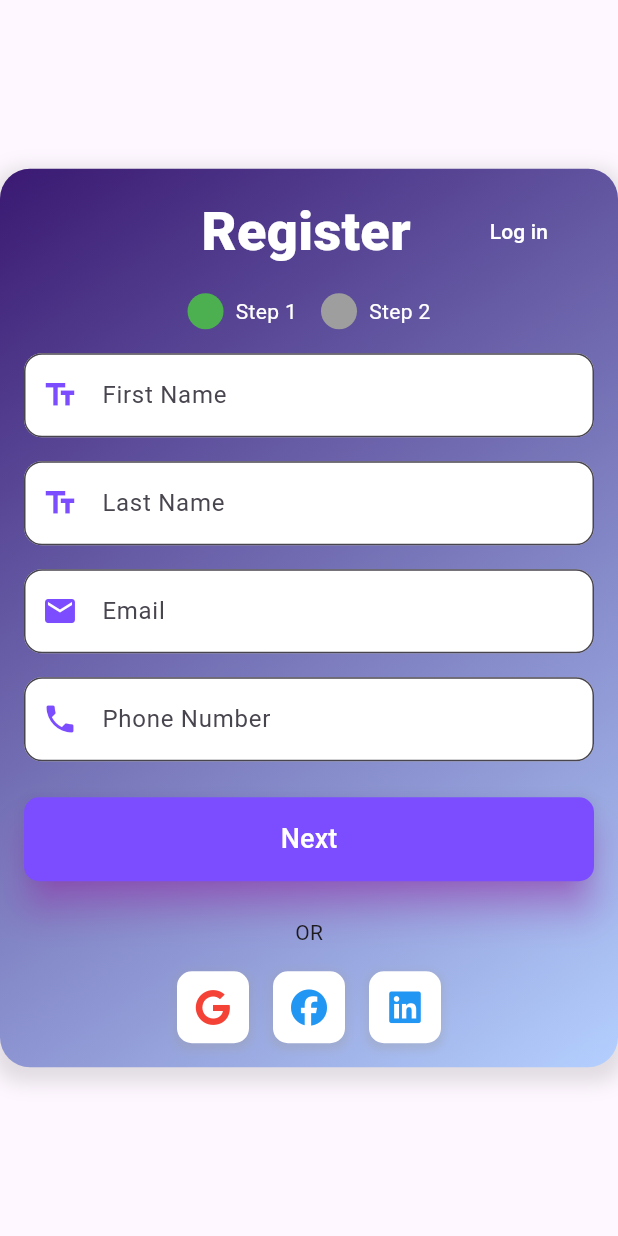
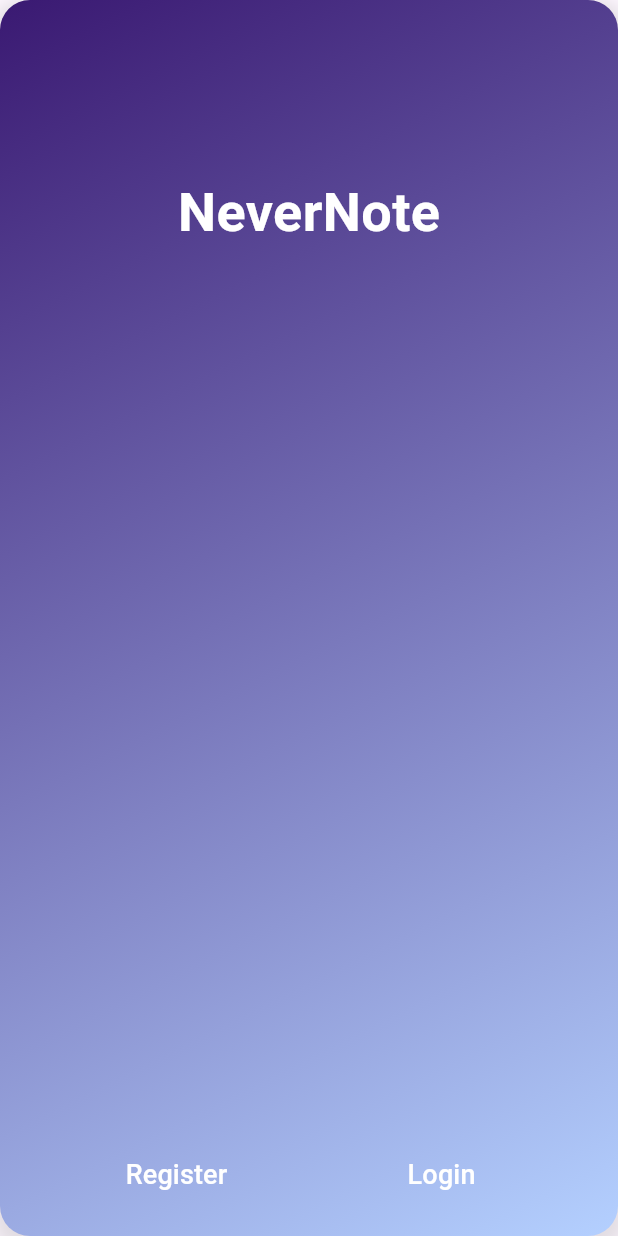
Before and after one commit to AdityaShuk1a/NeverNote, a Flutter app: the screen it shows after launch, on a phone screen of 412 x 824 dp. Run offline on Flutter 3.47's test engine with Material 3 defaults, Android fonts, the light colour scheme and no system bars; our stand-ins replace font_awesome_flutter; accounts and stored records are empty.

Commit message:
added some more fxnalities

```diff
--- /dev/null
+++ b/frontend/lib/helpers/user_data.dart
@@ -0,0 +1,3 @@
+class UserData {
+  static String? username;
+}
--- a/frontend/lib/main.dart
+++ b/frontend/lib/main.dart
@@ -5,6 +5,7 @@ import 'package:nevernote/pages/notes/notes.dart';
 import 'package:nevernote/pages/profile_page.dart';
 import 'package:nevernote/pages/auth/register.dart';
 import 'pages/home_page.dart';
+import 'package:nevernote/pages/landing_page.dart';
 
 
 
@@ -24,8 +25,9 @@ void main() => runApp(
     // home:  const Register(), // changed by Abhijit
 
     //setting up named routes:
-    initialRoute: '/register',
+    initialRoute: '/landing_page',
     routes: {
+      '/landing_page' : (context) => const LandingPage(),
       '/register' : (context) => const Register(),
       '/signin' : (context) => const SignIn(),
       '/home':  (context) => const Home(),
--- a/frontend/lib/pages/auth/register.dart
+++ b/frontend/lib/pages/auth/register.dart
@@ -1,8 +1,11 @@
 import 'package:flutter/material.dart';
 import 'package:font_awesome_flutter/font_awesome_flutter.dart';
+import 'package:nevernote/helpers/user_data.dart';
 import 'package:nevernote/services/register_service.dart';
 import 'package:nevernote/models/register_model.dart';
 import 'package:nevernote/helpers/alert_helper.dart';
+import 'package:nevernote/pages/home_page.dart';
+
 
 class Register extends StatefulWidget {
   const Register({super.key});
@@ -107,6 +110,10 @@ class _RegisterState extends State<Register> with SingleTickerProviderStateMixin
     registerService.registerUser(registerModel).then((message) {
       if (message != null && message.contains('successfully')) {
         showAlertDialog(context, 'Success', message);
+        // Save the username globally
+      UserData.username = username;
+
+        Navigator.pushNamed(context , '/home');
       } else {
         showAlertDialog(context, 'Error', message ?? 'Registration failed. Please try again.');
       }
--- a/frontend/lib/pages/auth/signin.dart
+++ b/frontend/lib/pages/auth/signin.dart
@@ -3,6 +3,7 @@ import 'package:font_awesome_flutter/font_awesome_flutter.dart';
 import 'package:nevernote/services/signin_service.dart';
 import 'package:nevernote/models/signin_model.dart';
 import 'package:nevernote/helpers/alert_helper.dart';
+import 'package:nevernote/helpers/user_data.dart';
 
 class SignIn extends StatefulWidget {
   const SignIn({Key? key}) : super(key: key);
@@ -52,8 +53,13 @@ class _SignInState extends State<SignIn> with SingleTickerProviderStateMixin {
 
     if (response.success) {
       print('Login successful! Token: ${response.token}');
+      // Save the username globally
+      UserData.username = username;
+
       showAlertDialog(context, 'Success', 'Login successful!');
       // Navigate to the next screen
+      Navigator.pushNamed(context , '/home');
+
     } else {
       print('Login failed: ${response.error}');
       showAlertDialog(context, 'Error', response.error ?? 'Login failed. Please try again.');
--- /dev/null
+++ b/frontend/lib/pages/landing_page.dart
@@ -0,0 +1,106 @@
+import 'package:flutter/material.dart';
+
+class LandingPage extends StatelessWidget {
+  const LandingPage({Key? key}) : super(key: key);
+
+  @override
+  Widget build(BuildContext context) {
+    return Scaffold(
+      body: Center(
+        child: Container(
+          constraints: const BoxConstraints(maxWidth: 600),
+          decoration: BoxDecoration(
+            gradient: const LinearGradient(
+              colors: [Color.fromARGB(255, 58, 25, 114), Color.fromARGB(255, 180, 208, 255)],
+              begin: Alignment.topLeft,
+              end: Alignment.bottomRight,
+            ),
+            borderRadius: BorderRadius.circular(20),
+            boxShadow: [
+              BoxShadow(
+                color: Colors.grey.withOpacity(0.3),
+                spreadRadius: 5,
+                blurRadius: 10,
+                offset: const Offset(0, 5), // Shadow position
+              ),
+            ],
+          ),
+          padding: const EdgeInsets.all(16.0),
+          child: Stack(
+            children: [
+              // Center the "NeverNote" text in the top half
+              Align(
+                alignment: Alignment.topCenter,
+                child: Padding(
+                  padding: const EdgeInsets.only(top: 100),
+                  child: const Text(
+                    'NeverNote',
+                    style: TextStyle(
+                      fontSize: 36,
+                      fontWeight: FontWeight.bold,
+                      color: Colors.white,
+                    ),
+                  ),
+                ),
+              ),
+              // Buttons at the extreme bottom
+              Align(
+                alignment: Alignment.bottomCenter,
+                child: Row(
+                  mainAxisAlignment: MainAxisAlignment.spaceEvenly,
+                  children: [
+                    // Register button
+                    SizedBox(
+                      width: 150, // Same size for both buttons
+                      height: 50,
+                      child: ElevatedButton(
+                        onPressed: () {
+                          Navigator.pushNamed(context, '/register');
+                        },
+                        style: ElevatedButton.styleFrom(
+                          backgroundColor: Colors.transparent,
+                          shape: RoundedRectangleBorder(
+                            borderRadius: BorderRadius.circular(10),
+                          ),
+                          shadowColor: Colors.transparent,
+                          elevation: 10,
+                        ),
+                        child: const Text(
+                          'Register',
+                          style: TextStyle(fontSize: 18, color: Colors.white),
+                        ),
+                      ),
+                    ),
+                    // Login button
+                    SizedBox(
+                      width: 150, // Same size for both buttons
+                      height: 50,
+                      child: ElevatedButton(
+                        onPressed: () {
+                          Navigator.pushNamed(context, '/signin');
+                        },
+                        style: ElevatedButton.styleFrom(
+                          backgroundColor: Colors.transparent,
+                          shape: RoundedRectangleBorder(
+                            borderRadius: BorderRadius.circular(10),
+
+                          ),
+                          shadowColor: Colors.transparent,
+                          elevation: 10,
+                        ),
+                        child: const Text(
+                          'Login',
+                          style: TextStyle(fontSize: 18, color: Colors.white),
+                        ),
+                      ),
+                    ),
+                  ],
+                ),
+              ),
+            ],
+          ),
+        ),
+      ),
+    );
+  }
+}
```
